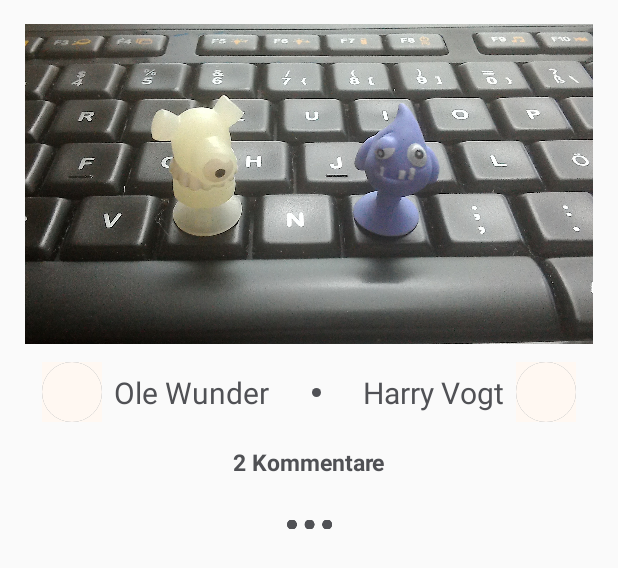
After one commit to Locdoc01/griot-app, an Android app: the layout listitem_main_overview.xml on its own in the app's theme, with its tools: preview values and no code run, on a phone screen of 412 x 824 dp. The commit adds this screen. Shown: the top 568 px of the screen. Run offline under Robolectric (Android 15) with nearby library versions, the phone set to English and light mode, and no system bars.

Commit message:
ListView added to activity_main_overview / layout for listitem_main_overview created

```diff
--- a/app/src/main/res/layout/activity_main_overview.xml
+++ b/app/src/main/res/layout/activity_main_overview.xml
@@ -7,16 +7,15 @@
     android:layout_height="match_parent"
     tools:context="de.griot_app.griot.MainOverviewActivity">
 
-    <include layout="@layout/activity_base_griot"/>
+    <include layout="@layout/activity_base_griot" />
 
-    <de.griot_app.griot.ProfileImageView
-        android:id="@+id/image"
-        android:layout_width="200dp"
-        android:layout_height="200dp"
-        app:layout_constraintBottom_toBottomOf="parent"
+    <ListView
+        android:id="@+id/listView_main_overview"
+        android:layout_width="312dp"
+        android:layout_height="wrap_content"
+        app:layout_constraintTop_toTopOf="@id/guideline_top"
+        app:layout_constraintBottom_toBottomOf="@id/guideline_bottom"
         app:layout_constraintLeft_toLeftOf="parent"
-        app:layout_constraintRight_toRightOf="parent"
-        app:layout_constraintTop_toTopOf="parent"/>
-
+        app:layout_constraintRight_toRightOf="parent" />
 
 </android.support.constraint.ConstraintLayout>
--- /dev/null
+++ b/app/src/main/res/layout/listitem_main_overview.xml
@@ -0,0 +1,91 @@
+<?xml version="1.0" encoding="utf-8"?>
+<android.support.constraint.ConstraintLayout
+    xmlns:android="http://schemas.android.com/apk/res/android"
+    xmlns:app="http://schemas.android.com/apk/res-auto"
+    xmlns:tools="http://schemas.android.com/tools"
+    android:layout_width="match_parent"
+    android:layout_height="match_parent"
+    tools:context="de.griot_app.griot.MainOverviewActivity">
+
+    <ImageView
+        android:id="@+id/imageView"
+        android:layout_width="0dp"
+        android:layout_height="wrap_content"
+        android:adjustViewBounds="true"
+        android:layout_margin="16dp"
+        app:layout_constraintTop_toTopOf="parent"
+        app:layout_constraintLeft_toLeftOf="parent"
+        app:layout_constraintRight_toRightOf="parent"
+        app:srcCompat="@drawable/mediacover1_jpg" />
+
+    <de.griot_app.griot.ProfileImageView
+        android:id="@+id/profileImageView_interviewer"
+        android:layout_width="40dp"
+        android:layout_height="40dp"
+        android:layout_marginTop="12dp"
+        android:layout_marginLeft="28dp"
+        android:layout_marginStart="28dp"
+        app:layout_constraintTop_toBottomOf="@+id/imageView"
+        app:layout_constraintLeft_toLeftOf="parent" />
+
+    <TextView
+        android:id="@+id/textView_interviewer"
+        style="@style/AppTheme.Text_Normal"
+        android:text="Ole Wunder"
+        android:layout_marginLeft="8dp"
+        android:layout_marginStart="8dp"
+        app:layout_constraintLeft_toRightOf="@+id/profileImageView_interviewer"
+        app:layout_constraintTop_toTopOf="@+id/profileImageView_interviewer"
+        app:layout_constraintBottom_toBottomOf="@+id/profileImageView_interviewer" />
+
+    <ImageView
+        android:id="@+id/circle"
+        android:layout_width="6dp"
+        android:layout_height="6dp"
+        android:src="@drawable/shape_circle_darkgrey"
+        app:layout_constraintLeft_toRightOf="@+id/textView_interviewer"
+        app:layout_constraintRight_toLeftOf="@+id/textView_narrator"
+        app:layout_constraintTop_toTopOf="@+id/profileImageView_narrator"
+        app:layout_constraintBottom_toBottomOf="@+id/profileImageView_narrator" />
+
+    <TextView
+        android:id="@+id/textView_narrator"
+        style="@style/AppTheme.Text_Normal"
+        android:text="Harry Vogt"
+        android:layout_marginRight="8dp"
+        android:layout_marginEnd="8dp"
+        app:layout_constraintRight_toLeftOf="@+id/profileImageView_narrator"
+        app:layout_constraintTop_toTopOf="@+id/profileImageView_narrator"
+        app:layout_constraintBottom_toBottomOf="@+id/profileImageView_narrator" />
+
+    <de.griot_app.griot.ProfileImageView
+        android:id="@+id/profileImageView_narrator"
+        android:layout_width="40dp"
+        android:layout_height="40dp"
+        android:layout_marginTop="12dp"
+        android:layout_marginRight="28dp"
+        android:layout_marginEnd="28dp"
+        app:layout_constraintTop_toBottomOf="@+id/imageView"
+        app:layout_constraintRight_toRightOf="parent" />
+
+    <TextView
+        android:id="@+id/textView_comments"
+        style="@style/AppTheme.Text_Small"
+        android:textStyle="bold"
+        android:text="2 Kommentare"
+        app:layout_constraintLeft_toLeftOf="parent"
+        app:layout_constraintRight_toRightOf="parent"
+        android:layout_marginTop="16dp"
+        app:layout_constraintTop_toBottomOf="@+id/profileImageView_interviewer" />
+
+    <ImageView
+        android:id="@+id/imageView_options"
+        android:layout_width="30dp"
+        android:layout_height="30dp"
+        android:src="@drawable/options"
+        android:layout_marginTop="16dp"
+        app:layout_constraintTop_toBottomOf="@+id/textView_comments"
+        app:layout_constraintLeft_toLeftOf="parent"
+        app:layout_constraintRight_toRightOf="parent" />
+
+</android.support.constraint.ConstraintLayout>
```
